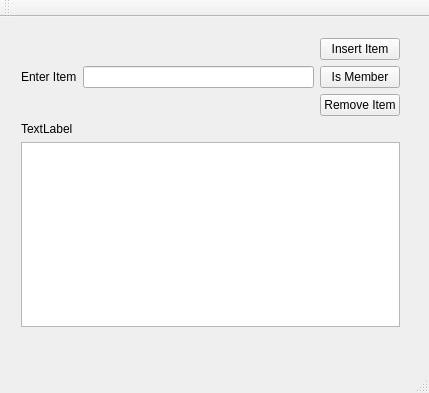
Old version of the form mainwindow.ui in the repository erfan111/HashSet.
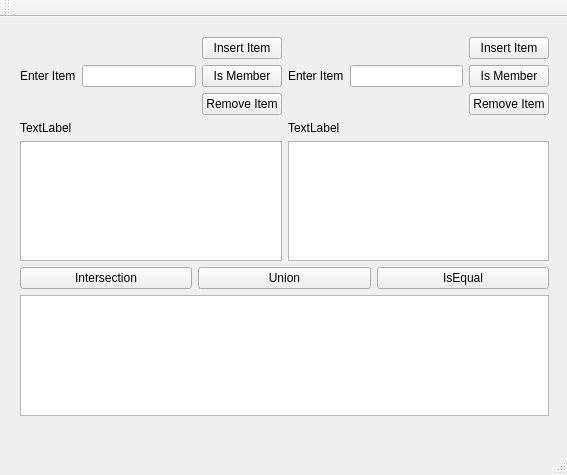
New version of the form.

```diff
--- a/mainwindow.ui
+++ b/mainwindow.ui
@@ -6,8 +6,8 @@
    <rect>
     <x>0</x>
     <y>0</y>
-    <width>429</width>
-    <height>393</height>
+    <width>567</width>
+    <height>475</height>
    </rect>
   </property>
   <property name="windowTitle">
@@ -17,27 +17,31 @@
    <widget class="QWidget" name="verticalLayoutWidget">
     <property name="geometry">
      <rect>
-      <x>10</x>
-      <y>10</y>
-      <width>401</width>
-      <height>311</height>
+      <x>9</x>
+      <y>9</y>
+      <width>551</width>
+      <height>401</height>
      </rect>
     </property>
     <layout class="QVBoxLayout" name="verticalLayout">
      <item>
       <layout class="QHBoxLayout" name="horizontalLayout">
        <item>
-        <widget class="QLabel" name="label">
+        <layout class="QVBoxLayout" name="verticalLayout_28">
+         <item>
+          <layout class="QHBoxLayout" name="horizontalLayout_17">
+           <item>
+            <widget class="QLabel" name="label_14">
          <property name="text">
           <string>Enter Item</string>
          </property>
         </widget>
        </item>
        <item>
-        <widget class="QLineEdit" name="input"/>
+            <widget class="QLineEdit" name="input1"/>
        </item>
        <item>
-        <layout class="QVBoxLayout" name="verticalLayout_3">
+            <layout class="QVBoxLayout" name="verticalLayout_29">
          <item>
           <widget class="QPushButton" name="insertBtn">
            <property name="text">
@@ -64,19 +68,102 @@
       </layout>
      </item>
      <item>
-      <widget class="QLabel" name="mgbox">
+          <widget class="QLabel" name="mgbox1">
        <property name="text">
         <string>TextLabel</string>
        </property>
       </widget>
      </item>
      <item>
-      <widget class="QListWidget" name="setViewer"/>
-     </item>
-    </layout>
-   </widget>
-   <zorder>verticalLayoutWidget</zorder>
-   <zorder>label_2</zorder>
+          <widget class="QListWidget" name="setViewer1"/>
+         </item>
+        </layout>
+       </item>
+       <item>
+        <layout class="QVBoxLayout" name="verticalLayout_30">
+         <item>
+          <layout class="QHBoxLayout" name="horizontalLayout_18">
+           <item>
+            <widget class="QLabel" name="label_15">
+             <property name="text">
+              <string>Enter Item</string>
+             </property>
+            </widget>
+           </item>
+           <item>
+            <widget class="QLineEdit" name="input2"/>
+           </item>
+           <item>
+            <layout class="QVBoxLayout" name="verticalLayout_31">
+             <item>
+              <widget class="QPushButton" name="insertBtn2">
+               <property name="text">
+                <string>Insert Item</string>
+               </property>
+              </widget>
+             </item>
+             <item>
+              <widget class="QPushButton" name="memberBtn2">
+               <property name="text">
+                <string>Is Member</string>
+               </property>
+              </widget>
+             </item>
+             <item>
+              <widget class="QPushButton" name="removeBtn2">
+               <property name="text">
+                <string>Remove Item</string>
+               </property>
+              </widget>
+             </item>
+            </layout>
+           </item>
+          </layout>
+         </item>
+         <item>
+          <widget class="QLabel" name="mgbox2">
+           <property name="text">
+            <string>TextLabel</string>
+           </property>
+          </widget>
+         </item>
+         <item>
+          <widget class="QListWidget" name="setViewer2"/>
+         </item>
+        </layout>
+       </item>
+      </layout>
+     </item>
+     <item>
+      <layout class="QHBoxLayout" name="horizontalLayout_15">
+       <item>
+        <widget class="QPushButton" name="intersectionBtn">
+         <property name="text">
+          <string>Intersection</string>
+         </property>
+        </widget>
+       </item>
+       <item>
+        <widget class="QPushButton" name="unioBtn">
+         <property name="text">
+          <string>Union</string>
+         </property>
+        </widget>
+       </item>
+       <item>
+        <widget class="QPushButton" name="equalBtn">
+         <property name="text">
+          <string>IsEqual</string>
+         </property>
+        </widget>
+       </item>
+      </layout>
+     </item>
+     <item>
+      <widget class="QListWidget" name="resultViewer"/>
+     </item>
+    </layout>
+   </widget>
   </widget>
   <widget class="QMenuBar" name="menuBar">
    <property name="geometry">
```
Left out of the diff: 12 changed lines with no effect on the pictures. Lines whose indentation alone changed are shown as unchanged.
